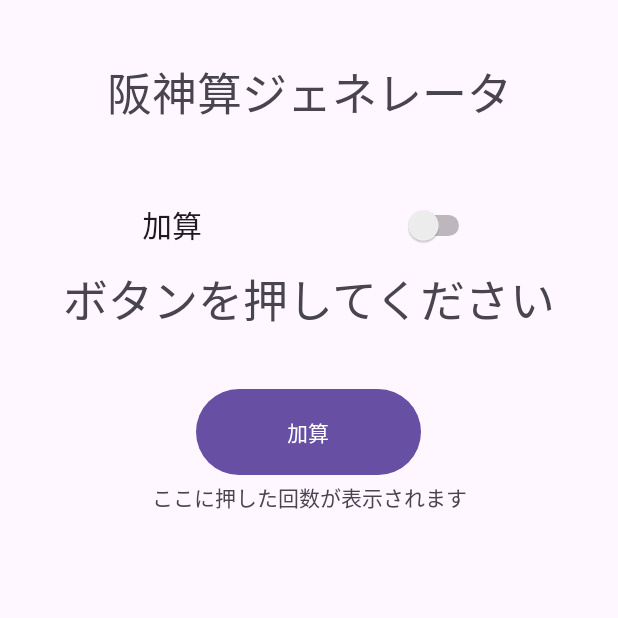
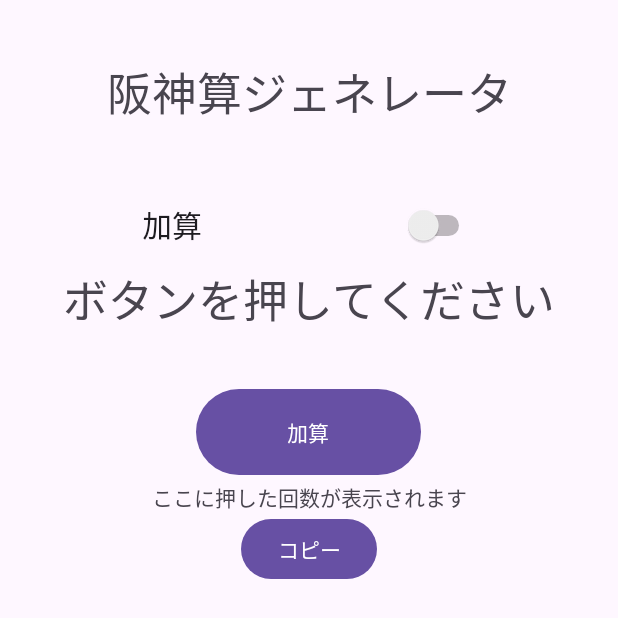
Before and after one commit to Nekkarhoshiyomi/Nahankanmu_app, an Android app: the screen it shows after launch (MainActivity), on a phone screen of 412 x 824 dp. Shown: the top 618 px of the screen. Run offline under Robolectric (Android 15) with nearby library versions, the phone set to English and light mode, and no system bars.

Commit message:
add copy button

```diff
--- a/app/src/main/java/com/example/nahankamuapp/MainActivity.java
+++ b/app/src/main/java/com/example/nahankamuapp/MainActivity.java
@@ -7,6 +7,10 @@ import android.widget.CompoundButton;
 import android.widget.Button;
 import android.view.View;
 import android.media.MediaPlayer;
+import android.content.ClipData;
+import android.content.ClipboardManager;
+import android.content.Context;
+import android.widget.Toast;
 
 import androidx.activity.EdgeToEdge;
 import androidx.appcompat.app.AppCompatActivity;
@@ -36,6 +40,7 @@ public class MainActivity extends AppCompatActivity {
         TextView button_mode = findViewById(R.id.btn);
         Button button = findViewById(R.id.btn);
         TextView count = findViewById(R.id.count);
+        Button coppyButton = findViewById(R.id.coppy);
 
         //結果の初期化
         answer.setText("ボタンを押してください");
@@ -91,6 +96,18 @@ public class MainActivity extends AppCompatActivity {
             }
         });
 
+        //ボタンクリックで結果をコピー
+       coppyButton.setOnClickListener(new View.OnClickListener() {
+           public void onClick(View v) {
+              String textCopy = left[0] + "-" + right[0];
+
+              ClipboardManager clipboard = (ClipboardManager) getSystemService(Context.CLIPBOARD_SERVICE);
+
+              ClipData clip = ClipData.newPlainText("label", textCopy);
+              clipboard.setPrimaryClip(clip);
+           }
+       });
+
         // スイッチの切り替えリスナー
         swichan.setOnCheckedChangeListener(new CompoundButton.OnCheckedChangeListener() {
             @Override
--- a/app/src/main/res/layout/activity_main.xml
+++ b/app/src/main/res/layout/activity_main.xml
@@ -54,5 +54,11 @@
             android:gravity="center"
             android:text="@string/count" />
 
+        <Button
+            android:id="@+id/coppy"
+            android:layout_width="wrap_content"
+            android:layout_height="wrap_content"
+            android:text="@string/coppy" />
+
     </LinearLayout>
 </androidx.constraintlayout.widget.ConstraintLayout>
--- a/app/src/main/res/values/strings.xml
+++ b/app/src/main/res/values/strings.xml
@@ -5,4 +5,5 @@
     <string name="btn">加算</string>
     <string name="answer"><font size="31">Empty</font></string>
     <string name="count"><font size="15">Empty</font></string>
+    <string name="coppy">コピー</string>
 </resources>
```
